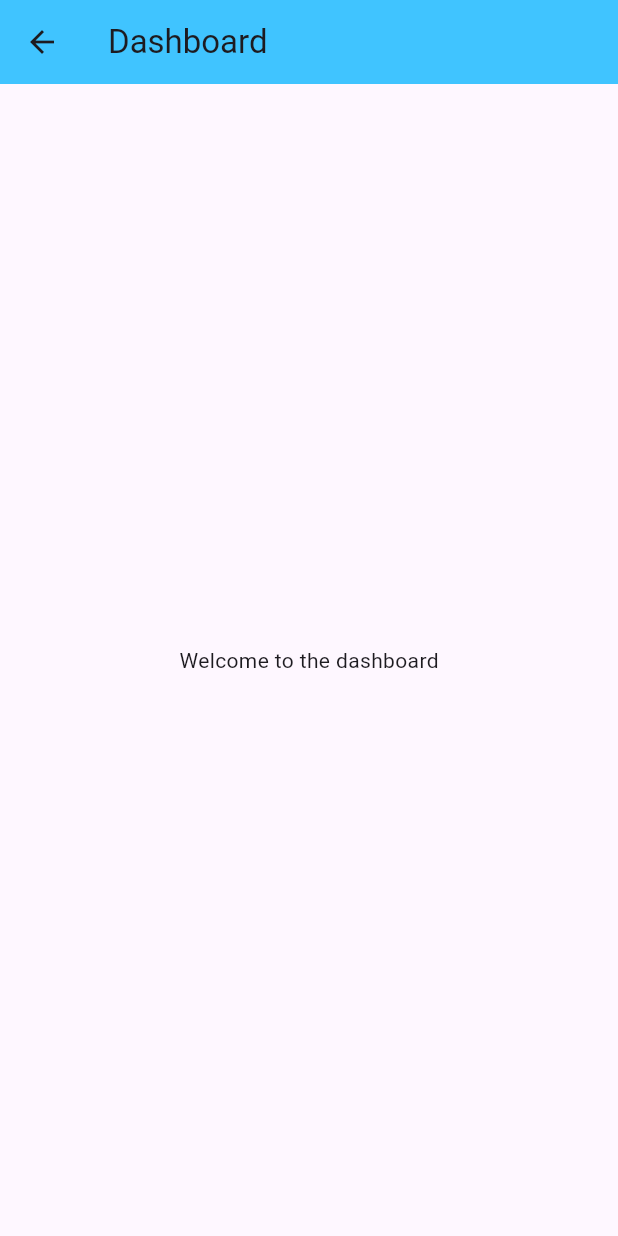
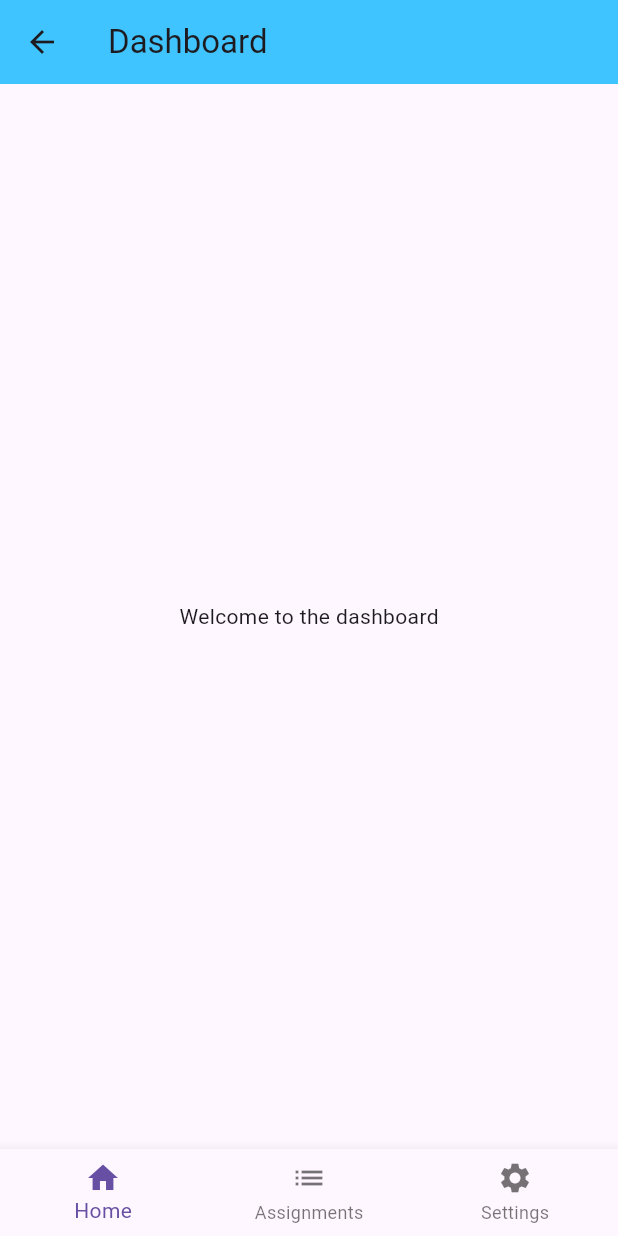
Before and after one commit to NaomiNyakaru/STUDY_TRACK, a Flutter app: the Dashboard screen opened by its route, on a phone screen of 412 x 824 dp. Run offline on Flutter 3.47's test engine with Material 3 defaults, Android fonts, the phone set to English and light mode, and no system bars; our stand-ins replace get.

Commit message:
add:dashboard controller

```diff
--- a/lib/main.dart
+++ b/lib/main.dart
@@ -1,6 +1,6 @@
 import 'package:flutter/material.dart';
 import 'package:get/get.dart';
-import 'package:study_track/configs/routes.dart';  // Import your routes file
+import 'package:study_track/configs/routes.dart';
 import 'package:study_track/views/screens/login_screen.dart';
 
 void main() {
@@ -17,7 +17,6 @@ class MyApp extends StatelessWidget {
       getPages: routes,
       debugShowCheckedModeBanner: false,
       home: Scaffold(
-
          body: Login(),
         ),
       );
--- a/lib/views/screens/dashboard_screen.dart
+++ b/lib/views/screens/dashboard_screen.dart
@@ -1,4 +1,10 @@
 import 'package:flutter/material.dart';
+
+List<BottomNavigationBarItem> myMenus = [
+  BottomNavigationBarItem(icon: Icon(Icons.home), label:"Home"),
+  BottomNavigationBarItem(icon: Icon(Icons.list), label:"Assignments"),
+  BottomNavigationBarItem(icon: Icon(Icons.settings), label:"Settings"),
+];
 
 class Dashboard extends StatelessWidget {
   const Dashboard({super.key});
@@ -11,6 +17,7 @@ class Dashboard extends StatelessWidget {
         backgroundColor: Colors.lightBlueAccent,
         centerTitle: false,
       ),
+      bottomNavigationBar: BottomNavigationBar(items: myMenus),
       body: const Center(
         child: Text('Welcome to the dashboard'),
       ),
--- a/lib/views/screens/register_screen.dart
+++ b/lib/views/screens/register_screen.dart
@@ -21,7 +21,7 @@ class RegisterScreen extends StatelessWidget {
         centerTitle: true,
       ),
       body: SingleChildScrollView(
-        padding: const EdgeInsets.all(40.0),
+        padding: const EdgeInsets.all(20.0),
         child: Column(children: [
           myTextField(controller: fnameInput, icon:Icons.person, hint: 'Enter first name'),
           SizedBox(
```
Also changed, not shown: lib/controllers/dashboardcontroller.dart (added, +7 -0 lines), lib/views/screens/login_screen.dart (+2 -7 lines).
